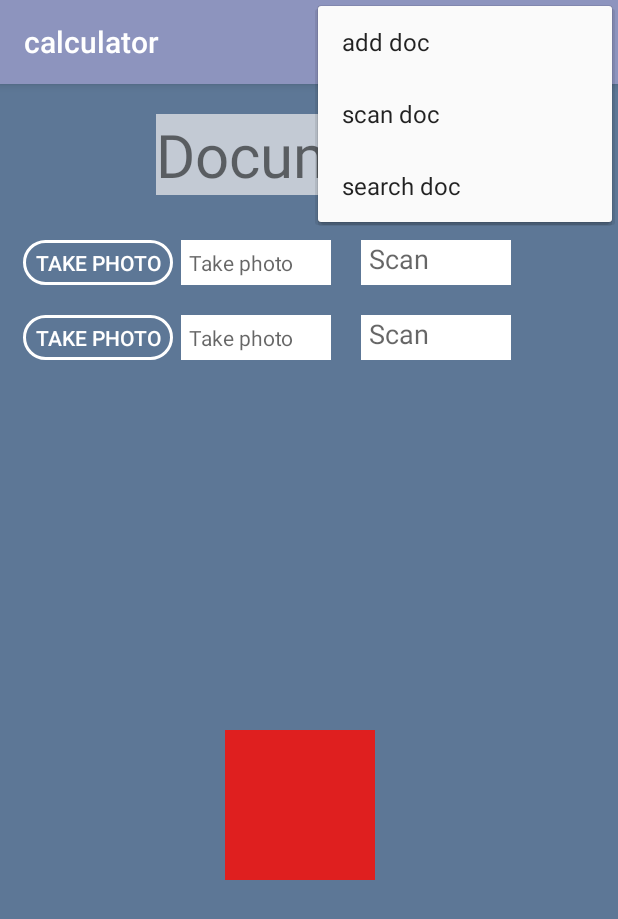
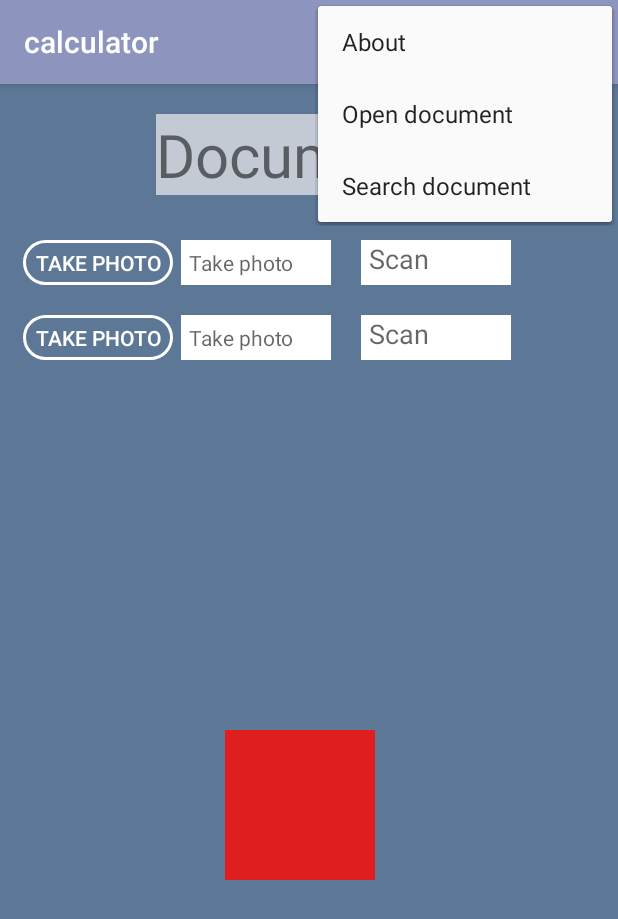
Before and after one commit to ameidar/calculator-1, an Android app: the screen it shows after launch (MainActivity), with the options menu open, on a phone screen of 412 x 824 dp. Shown: the top 919 px of the screen. Run offline under Robolectric (Android 15) with nearby library versions, the phone set to English and light mode, and no system bars.

Commit message:
add buttons

```diff
--- a/app/src/main/java/com/example/ami/calculator/MainActivity.java
+++ b/app/src/main/java/com/example/ami/calculator/MainActivity.java
@@ -22,7 +22,7 @@ import android.widget.Toast;
 
 public class MainActivity extends AppCompatActivity {
 
-    TextView tv ;
+    TextView tv , exit ;
     EditText et1 ;
     ImageView iv ;
     Button b1;
@@ -68,6 +68,7 @@ public class MainActivity extends AppCompatActivity {
             d1.setContentView(R.layout.adddocdialog);
             image = d1.findViewById(R.id.iv1);
             button = d1.findViewById(R.id.db1);
+            exit = d1.findViewById(R.id.exit);
             d1.getWindow().setBackgroundDrawable(new ColorDrawable(Color.TRANSPARENT));
             d1.show();
 
@@ -100,6 +101,14 @@ public class MainActivity extends AppCompatActivity {
     }
 
     public void b1(View view) {
+        if (view.getId() == R.id.db1)
+        {
+            Toast.makeText(getApplicationContext(),"Follow me clicked" , Toast.LENGTH_SHORT ).show();
+
+        }
+        if (view.getId() == R.id.exit)
+            d1.dismiss();
+
     }
 
 
--- a/app/src/main/res/layout/activity_main.xml
+++ b/app/src/main/res/layout/activity_main.xml
@@ -73,7 +73,7 @@
             android:hint="Take photo"
             android:layout_marginLeft="5dp"
             android:padding="5dp"
-            android:background="#ffffff"/>
+            android:background="#fff"/>
 
         <EditText
             android:layout_width="100dp"
--- a/app/src/main/res/layout/adddocdialog.xml
+++ b/app/src/main/res/layout/adddocdialog.xml
@@ -13,6 +13,8 @@
         android:textColor="#ffff"
         android:textStyle="bold"
         android:layout_gravity="end"
+        android:id="@+id/exit"
+        android:onClick="b1"
         android:gravity="center"
         android:background="@drawable/circlebackground"
         />
@@ -24,7 +26,7 @@
             android:layout_width="200dp"
             android:layout_height="180dp"
 
-            android:src="@drawable/amimeidar"
+            android:src="@drawable/winter"
             android:layout_marginTop="15dp"
             android:layout_gravity="center"/>
         <TextView
@@ -120,6 +122,7 @@
             android:layout_width="wrap_content"
             android:layout_height="wrap_content"
             android:text="Follow me"
+            android:onClick="b1"
             android:layout_marginTop="25dp"
             android:id="@+id/db1"
             android:layout_gravity="center_horizontal"
--- a/app/src/main/res/menu/menu.xml
+++ b/app/src/main/res/menu/menu.xml
@@ -2,14 +2,9 @@
 <menu xmlns:android="http://schemas.android.com/apk/res/android">
 
     <item android:id="@+id/it1"
-        android:title="add doc"></item>
+        android:title="About"/>
     <item android:id="@+id/it2"
-        android:title="scan doc">
-
-    </item>
-    <item
-        android:id="@+id/it3"
-        android:title="search doc">
-
-    </item>
+        android:title="Open document"/>
+    <item android:id="@+id/it3"
+        android:title="Search document"/>
 </menu>
```
Also changed, not shown: app/src/main/res/drawable/winter.png (added).
